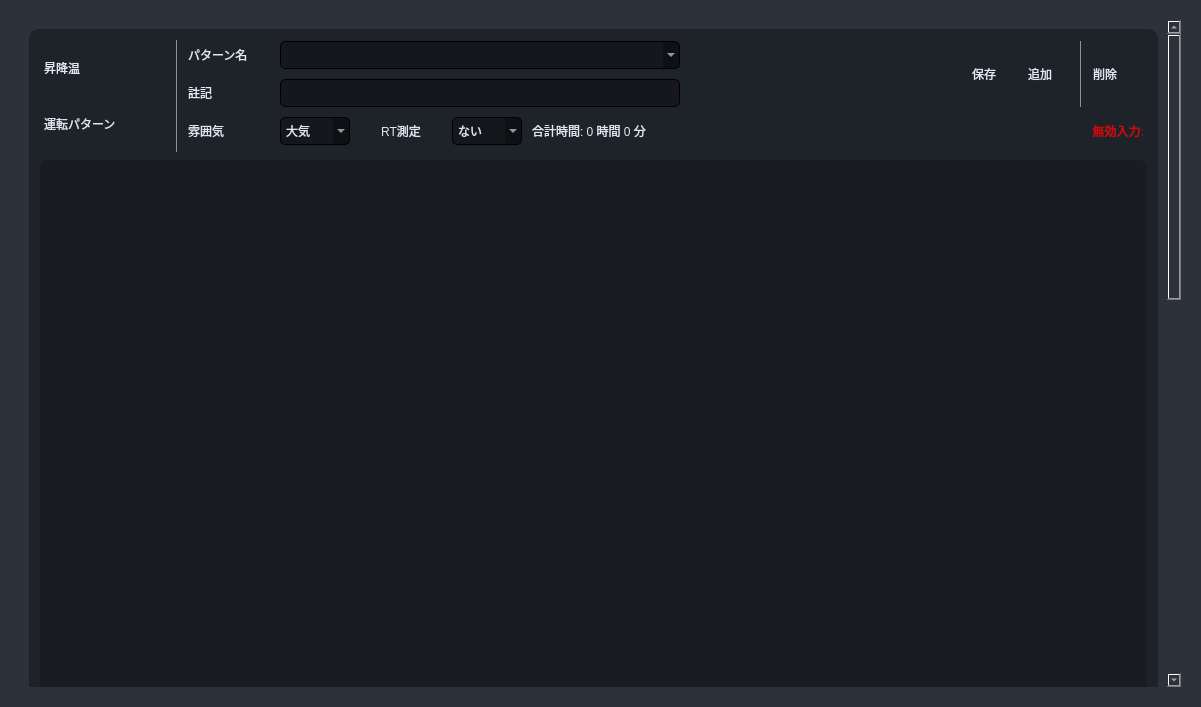
This is Source code/gui_main/gui/uis/pages/main_pages.ui in coolandy345/MS4371 as Qt 5 draws it before an edit. The edited form follows.
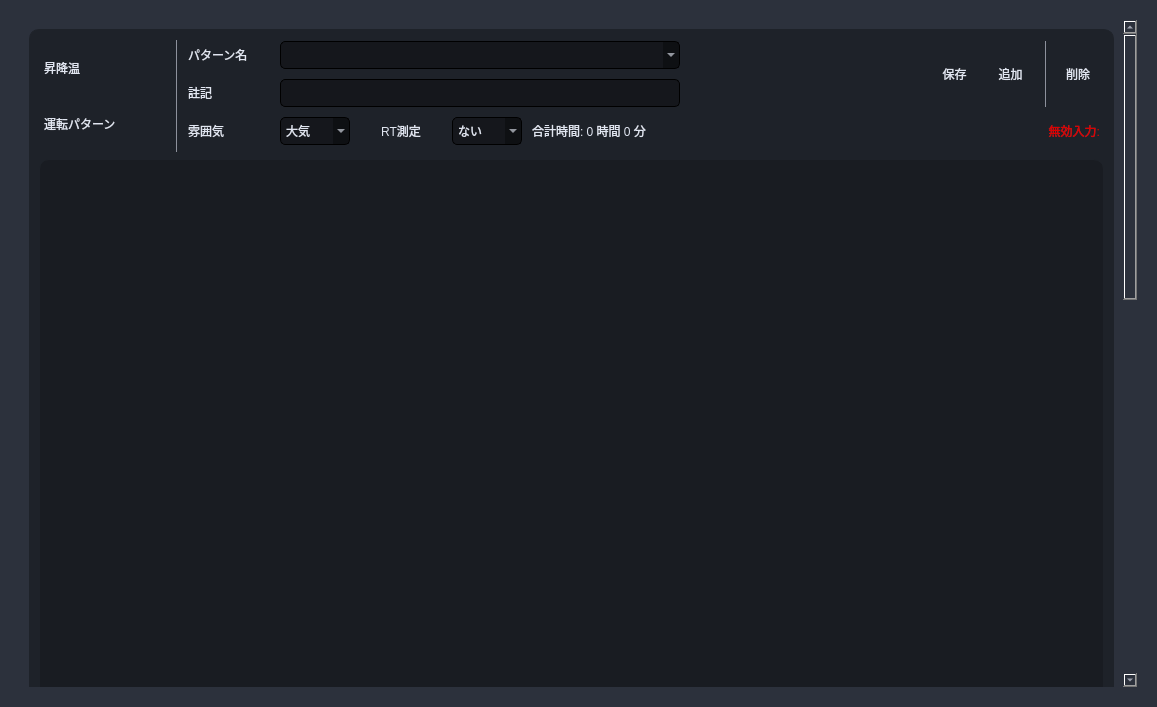
This is the edited form.

The edit to the form file:
```diff
--- a/Source code/gui_main/gui/uis/pages/main_pages.ui
+++ b/Source code/gui_main/gui/uis/pages/main_pages.ui
@@ -6,7 +6,7 @@
    <rect>
     <x>0</x>
     <y>0</y>
-    <width>1201</width>
+    <width>1157</width>
     <height>707</height>
    </rect>
   </property>
@@ -4934,9 +4934,9 @@
           <property name="geometry">
            <rect>
             <x>0</x>
-            <y>0</y>
-            <width>1148</width>
-            <height>1622</height>
+            <y>-780</y>
+            <width>1104</width>
+            <height>1612</height>
            </rect>
           </property>
           <layout class="QVBoxLayout" name="verticalLayout_3">
@@ -5454,7 +5454,7 @@
                      <rect>
                       <x>0</x>
                       <y>0</y>
-                      <width>1090</width>
+                      <width>1046</width>
                       <height>400</height>
                      </rect>
                     </property>
@@ -5521,13 +5521,13 @@
                <widget class="QLabel" name="PatternErrorMessagelabel">
                 <property name="minimumSize">
                  <size>
-                  <width>0</width>
+                  <width>400</width>
                   <height>0</height>
                  </size>
                 </property>
                 <property name="maximumSize">
                  <size>
-                  <width>16777215</width>
+                  <width>400</width>
                   <height>16777215</height>
                  </size>
                 </property>
@@ -5568,13 +5568,13 @@
                 </property>
                 <layout class="QHBoxLayout" name="horizontalLayout_14">
                  <property name="leftMargin">
-                  <number>9</number>
+                  <number>0</number>
                  </property>
                  <property name="topMargin">
                   <number>0</number>
                  </property>
                  <property name="rightMargin">
-                  <number>9</number>
+                  <number>0</number>
                  </property>
                  <property name="bottomMargin">
                   <number>0</number>
@@ -5625,6 +5625,9 @@
                       <property name="text">
                        <string>保存</string>
                       </property>
+                      <property name="alignment">
+                       <set>Qt::AlignCenter</set>
+                      </property>
                      </widget>
                     </item>
                    </layout>
@@ -5676,6 +5679,9 @@
                       <property name="text">
                        <string>追加</string>
                       </property>
+                      <property name="alignment">
+                       <set>Qt::AlignCenter</set>
+                      </property>
                      </widget>
                     </item>
                    </layout>
@@ -5758,6 +5764,9 @@
                       <property name="text">
                        <string>削除</string>
                       </property>
+                      <property name="alignment">
+                       <set>Qt::AlignCenter</set>
+                      </property>
                      </widget>
                     </item>
                    </layout>
@@ -5770,13 +5779,13 @@
                <widget class="QLabel" name="Temp_Totaltime_Label">
                 <property name="minimumSize">
                  <size>
-                  <width>150</width>
+                  <width>0</width>
                   <height>0</height>
                  </size>
                 </property>
                 <property name="maximumSize">
                  <size>
-                  <width>150</width>
+                  <width>16777215</width>
                   <height>16777215</height>
                  </size>
                 </property>
```
Left out of the diff: 216 changed lines with no effect on the pictures.
